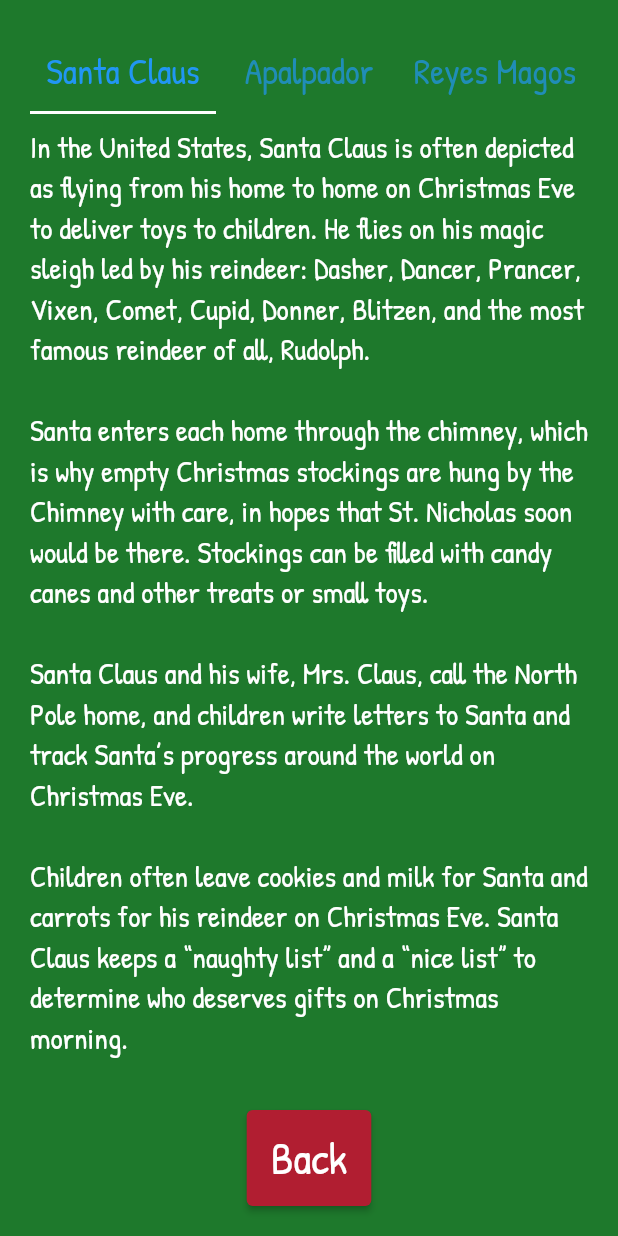
After one commit to palomapiot/claus-guess, a Flutter app: the screen it shows after launch, after a tap on "About", on a phone screen of 412 x 824 dp. The commit adds this screen. Run offline on Flutter 3.47's test engine with Material 2 defaults, Android fonts, the phone set to English and light mode, and no system bars; drawn by our look-alikes of contained_tab_bar_view; our stand-ins replace bloc, equatable, flutter_bloc, material_design_icons_flutter; missing offline and left inert: material_dialogs.

Commit message:
about page

```diff
--- /dev/null
+++ b/lib/about/about.dart
@@ -0,0 +1,187 @@
+import 'package:contained_tab_bar_view/contained_tab_bar_view.dart';
+import 'package:flutter/material.dart';
+
+class AboutPage extends StatelessWidget {
+  const AboutPage({Key? key}) : super(key: key);
+
+  @override
+  Widget build(BuildContext context) {
+    return Scaffold(
+      body: Padding(
+        padding: const EdgeInsets.all(20),
+        child: SafeArea(
+          child: Column(
+            children: [
+              Expanded(
+                child: ContainedTabBarView(
+                  tabs: const [
+                    Center(
+                      child: Text(
+                        'Santa Claus',
+                        style: TextStyle(
+                          fontFamily: 'PatrickHand',
+                          fontSize: 24,
+                        ),
+                      ),
+                    ),
+                    Center(
+                      child: Text(
+                        'Apalpador',
+                        style: TextStyle(
+                          fontFamily: 'PatrickHand',
+                          fontSize: 24,
+                        ),
+                      ),
+                    ),
+                    Center(
+                      child: Text(
+                        'Reyes Magos',
+                        style: TextStyle(
+                          fontFamily: 'PatrickHand',
+                          fontSize: 24,
+                        ),
+                      ),
+                    ),
+                  ],
+                  tabBarProperties:
+                      const TabBarProperties(indicatorColor: Colors.white),
+                  views: [
+                    SingleChildScrollView(
+                      child: Column(
+                        children: const [
+                          SizedBox(
+                            height: 8,
+                          ),
+                          Text(
+                            'In the United States, Santa Claus is often '
+                            'depicted as flying from his home to home on '
+                            'Christmas Eve to deliver toys to children. He '
+                            'flies on his magic sleigh led by his reindeer: '
+                            'Dasher, Dancer, Prancer, Vixen, Comet, Cupid, '
+                            'Donner, Blitzen, and the most famous reindeer of '
+                            'all, Rudolph. \n\nSanta enters each home through '
+                            'the chimney, which is why empty Christmas '
+                            'stockings are hung by the Chimney with care, in '
+                            'hopes that St. Nicholas soon would be there. '
+                            'Stockings can be filled with candy canes and other'
+                            ' treats or small toys. \n\nSanta Claus and his '
+                            'wife, Mrs. Claus, call the North Pole home, and '
+                            'children write letters to Santa and track Santa’s '
+                            'progress around the world on Christmas Eve. \n\n'
+                            'Children often leave cookies and milk for Santa '
+                            'and carrots for his reindeer on Christmas Eve. '
+                            'Santa Claus keeps a “naughty list” and a “nice '
+                            'list” to determine who deserves gifts on Christmas'
+                            ' morning.',
+                            style: TextStyle(
+                              color: Colors.white,
+                              fontSize: 20,
+                            ),
+                          )
+                        ],
+                      ),
+                    ),
+                    SingleChildScrollView(
+                      child: Column(
+                        children: const [
+                          SizedBox(
+                            height: 8,
+                          ),
+                          Text(
+                            'O Apalpador é un home moi grande que vive nas '
+                            'montañas de Lugo, ocupado durante todo o ano en '
+                            'facer carbón. Come froitos silvestre e porcos '
+                            'bravos que caza no monte. Viste un traxe vello e '
+                            'cheo de remendos, e unha boina. Fuma en pipa e ten'
+                            ' barba. \n\nO Apalpador, todos os 24 de decembro '
+                            'baixa das montañas para visitar aos nenos e nenas '
+                            'galegas. \n\nCando están durmidos tócalles a '
+                            'barriga para ver se están fartos ou teñen fame. Se'
+                            ' están fartos di: “así, así esteas todo o ano”- e '
+                            'déixalles unha presa de castañas. Se teñen fame '
+                            'non di nada, pero déixalle castañas igual.\n\n'
+                            'Tamén pode deixar algún agasallo máis agochado en '
+                            'calquera lugar da casa e que os nenos e nenas '
+                            'temos que buscar ao erguernos. Estes agasallos '
+                            'soen ser manualidades que o Apalpador elabora coas'
+                            ' súas mans ao longo do ano coa madeira dos montes '
+                            'do Caurel.',
+                            style: TextStyle(
+                              color: Colors.white,
+                              fontSize: 20,
+                            ),
+                          )
+                        ],
+                      ),
+                    ),
+                    SingleChildScrollView(
+                      child: Column(
+                        children: const [
+                          SizedBox(
+                            height: 8,
+                          ),
+                          Text(
+                            'La historia cuenta que tres reyes magos fueron '
+                            'guiados por la estrella de Belén hasta el lugar '
+                            'que contiene el mismo nombre. Esta estrella '
+                            'señalaría el nacimiento del niño Jesús, y los '
+                            'reyes magos le llevaron regalos, los cuales eran '
+                            'oro, mirra e incienso. \n\nEl oro representa la '
+                            'naturaleza real del niño Jesús, el incienso '
+                            'representa su naturaleza divina, el incienso es '
+                            'una forma de alabar a Dios. Y la mirra es un '
+                            'compuesto que en esa época se utilizaba para '
+                            'embalsamar a los muertos, era una representación '
+                            'de la muerte futura del niño Jesús. \n\nEs '
+                            'tradición que el 6 de enero lleguen los Reyes '
+                            'Magos para dejarles a los niños del mundo sus '
+                            'regalos. En algunos países se estila que los niños'
+                            ' dejen los zapatos cerca del árbol para que allí '
+                            'los reyes depositen sus regalos. También se '
+                            'acostumbra dejarle pasto y agua, dulces y hasta '
+                            'pasteles dependiendo del país.',
+                            style: TextStyle(
+                              color: Colors.white,
+                              fontSize: 20,
+                            ),
+                          ),
+                        ],
+                      ),
+                    )
+                  ],
+                ),
+              ),
+              const SizedBox(
+                height: 15,
+              ),
+              Center(
+                child: IntrinsicWidth(
+                  child: Column(
+                    crossAxisAlignment: CrossAxisAlignment.stretch,
+                    children: <Widget>[
+                      SizedBox(
+                        height: 64,
+                        child: ElevatedButton(
+                          onPressed: () {
+                            Navigator.of(context).pop();
+                          },
+                          style: ElevatedButton.styleFrom(
+                            primary: const Color(0xFFb11e31),
+                          ),
+                          child: const Text(
+                            'Back',
+                            style: TextStyle(fontSize: 30),
+                          ),
+                        ),
+                      ),
+                    ],
+                  ),
+                ),
+              ),
+            ],
+          ),
+        ),
+      ),
+    );
+  }
+}
--- a/lib/home/home.dart
+++ b/lib/home/home.dart
@@ -1,3 +1,4 @@
+import 'package:claus_guess/about/about.dart';
 import 'package:claus_guess/common/christmas_words.dart';
 import 'package:claus_guess/game/game.dart';
 import 'package:flutter/material.dart';
@@ -121,7 +122,8 @@ class HomePageState extends State<HomePage> {
                                 MaterialPageRoute(
                                   builder: (context) {
                                     return GamePage(
-                                      words: widget.words, theme: themeLocale,
+                                      words: widget.words,
+                                      theme: themeLocale,
                                     );
                                   },
                                 ),
@@ -132,6 +134,30 @@ class HomePageState extends State<HomePage> {
                             ),
                             child: const Text(
                               'Start',
+                              style: TextStyle(fontSize: 30),
+                            ),
+                          ),
+                        ),
+                        const SizedBox(
+                          height: 14,
+                        ),
+                        SizedBox(
+                          height: 64,
+                          child: ElevatedButton(
+                            onPressed: () {
+                              Navigator.of(context).push<Route>(
+                                MaterialPageRoute(
+                                  builder: (context) {
+                                    return const AboutPage();
+                                  },
+                                ),
+                              );
+                            },
+                            style: ElevatedButton.styleFrom(
+                              primary: const Color(0xFFb11e31),
+                            ),
+                            child: const Text(
+                              'About',
                               style: TextStyle(fontSize: 30),
                             ),
                           ),
--- a/pubspec.yaml
+++ b/pubspec.yaml
@@ -11,6 +11,7 @@ environment:
 dependencies:
   auto_size_text: ^3.0.0-nullsafety.0
   bloc: ^7.0.0
+  contained_tab_bar_view: ^0.8.0
   cupertino_icons: ^1.0.2
   equatable: ^2.0.0
   flutter:
```
Also changed, not shown: pubspec.lock. Lines whose indentation alone changed are shown as unchanged.
